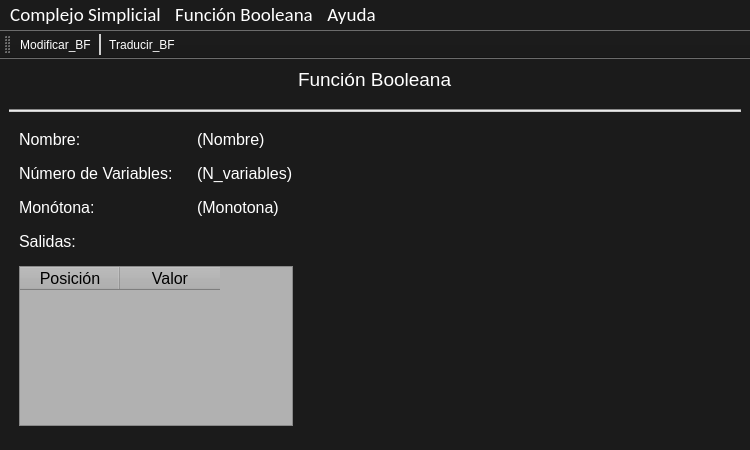
Above: Presentacion/TFG_BF_Menu.ui from paascorb/TFG before the change. Below: the same form after it.
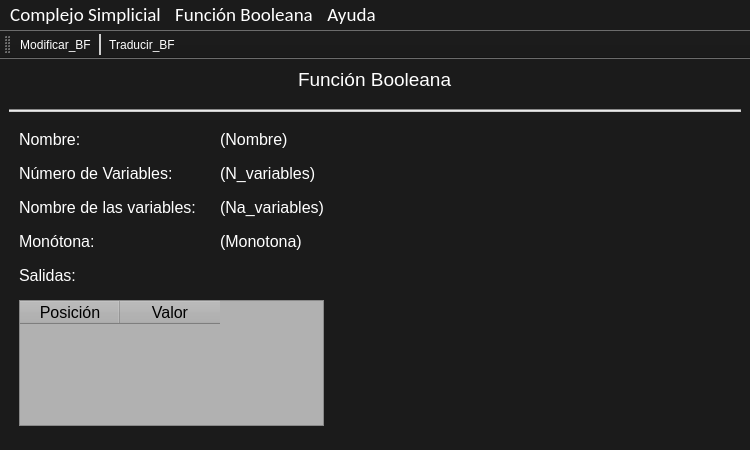
That is the form after the change. Icons and pictures are not drawn.

Commit message: Añadiendo nombre de variables a las funciones booleanas y alguna interfaz más.

What changed in the file:
```diff
--- a/Presentacion/TFG_BF_Menu.ui
+++ b/Presentacion/TFG_BF_Menu.ui
@@ -110,15 +110,15 @@
         <property name="verticalSpacing">
          <number>15</number>
         </property>
-        <item row="0" column="1">
-         <widget class="QLabel" name="label_nombre_bf">
+        <item row="3" column="0">
+         <widget class="QLabel" name="label_5">
           <property name="font">
            <font>
             <pointsize>12</pointsize>
            </font>
           </property>
           <property name="text">
-           <string>(Nombre)</string>
+           <string>Monótona:</string>
           </property>
          </widget>
         </item>
@@ -134,15 +134,15 @@
           </property>
          </widget>
         </item>
-        <item row="3" column="0" colspan="2">
-         <widget class="QLabel" name="label_3">
+        <item row="3" column="1">
+         <widget class="QLabel" name="label_monotona">
           <property name="font">
            <font>
             <pointsize>12</pointsize>
            </font>
           </property>
           <property name="text">
-           <string>Salidas:</string>
+           <string>(Monotona)</string>
           </property>
          </widget>
         </item>
@@ -158,43 +158,7 @@
           </property>
          </widget>
         </item>
-        <item row="1" column="0">
-         <widget class="QLabel" name="label_4">
-          <property name="font">
-           <font>
-            <pointsize>12</pointsize>
-           </font>
-          </property>
-          <property name="text">
-           <string>Número de Variables:</string>
-          </property>
-         </widget>
-        </item>
-        <item row="2" column="1">
-         <widget class="QLabel" name="label_monotona">
-          <property name="font">
-           <font>
-            <pointsize>12</pointsize>
-           </font>
-          </property>
-          <property name="text">
-           <string>(Monotona)</string>
-          </property>
-         </widget>
-        </item>
-        <item row="2" column="0">
-         <widget class="QLabel" name="label_5">
-          <property name="font">
-           <font>
-            <pointsize>12</pointsize>
-           </font>
-          </property>
-          <property name="text">
-           <string>Monótona:</string>
-          </property>
-         </widget>
-        </item>
-        <item row="4" column="0" colspan="2">
+        <item row="6" column="0" colspan="2">
          <widget class="QTableWidget" name="tableWidget">
           <property name="styleSheet">
            <string notr="true">color: rgb(0, 0, 0);
@@ -222,6 +186,66 @@
           </column>
          </widget>
         </item>
+        <item row="0" column="1">
+         <widget class="QLabel" name="label_nombre_bf">
+          <property name="font">
+           <font>
+            <pointsize>12</pointsize>
+           </font>
+          </property>
+          <property name="text">
+           <string>(Nombre)</string>
+          </property>
+         </widget>
+        </item>
+        <item row="1" column="0">
+         <widget class="QLabel" name="label_4">
+          <property name="font">
+           <font>
+            <pointsize>12</pointsize>
+           </font>
+          </property>
+          <property name="text">
+           <string>Número de Variables:</string>
+          </property>
+         </widget>
+        </item>
+        <item row="5" column="0" colspan="2">
+         <widget class="QLabel" name="label_3">
+          <property name="font">
+           <font>
+            <pointsize>12</pointsize>
+           </font>
+          </property>
+          <property name="text">
+           <string>Salidas:</string>
+          </property>
+         </widget>
+        </item>
+        <item row="2" column="0">
+         <widget class="QLabel" name="label_6">
+          <property name="font">
+           <font>
+            <pointsize>12</pointsize>
+           </font>
+          </property>
+          <property name="text">
+           <string>Nombre de las variables:</string>
+          </property>
+         </widget>
+        </item>
+        <item row="2" column="1">
+         <widget class="QLabel" name="label_name_variables">
+          <property name="font">
+           <font>
+            <pointsize>12</pointsize>
+           </font>
+          </property>
+          <property name="text">
+           <string>(Na_variables)</string>
+          </property>
+         </widget>
+        </item>
        </layout>
       </item>
       <item>
```
The commit also changes 26 other files.
